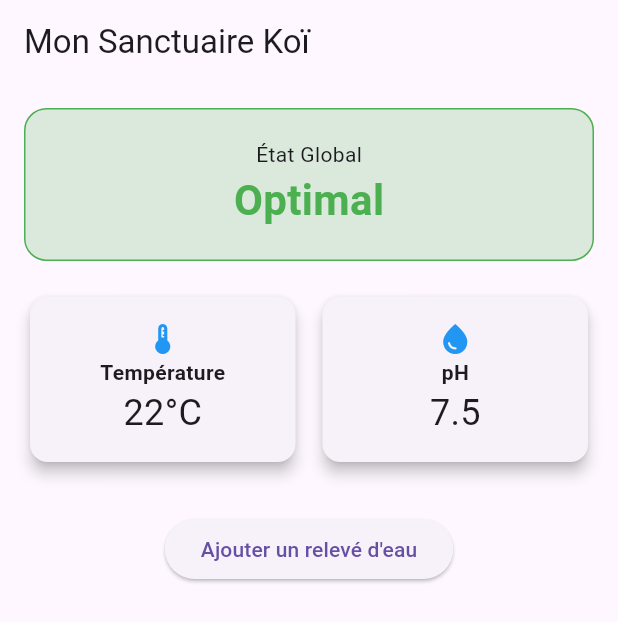
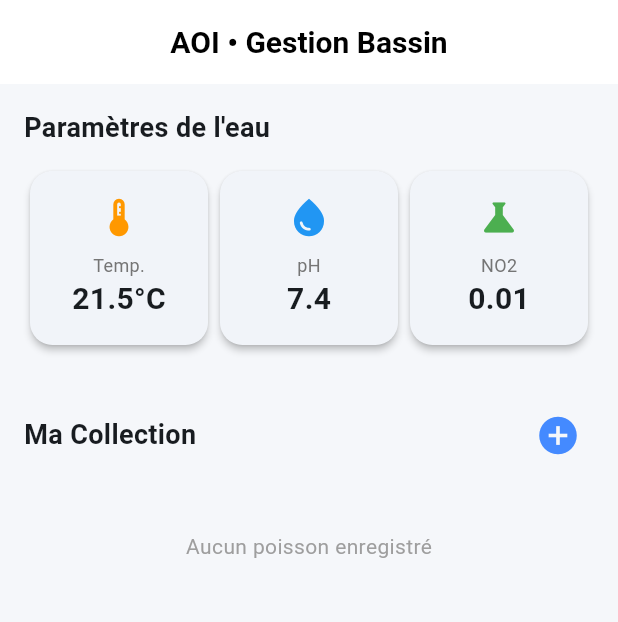
Before and after one commit to Laskoru/aoi, a Flutter app: the screen it shows after launch, on a phone screen of 412 x 824 dp. Shown: the top 622 px of the screen. Run offline on Flutter 3.47's test engine with Material 3 defaults, Android fonts, the phone set to English and light mode, and no system bars.

Commit message:
Premier jet Aoi

```diff
--- a/lib/main.dart
+++ b/lib/main.dart
@@ -1,138 +1,63 @@
 import 'package:flutter/material.dart';
 
-void main() => runApp(Aoi());
+// Importation de tes écrans
+// Assure-toi que ces fichiers existent bien dans lib/screens/
+import 'package:aoi/screens/dashboard_screen.dart';
+import 'package:aoi/screens/add_koi_screen.dart';
 
-class Aoi extends StatelessWidget {
+void main() {
+  // Optionnel : garantit que les services Flutter sont prêts avant le lancement
+  WidgetsFlutterBinding.ensureInitialized();
+  runApp(const AoiApp());
+}
+
+class AoiApp extends StatelessWidget {
+  const AoiApp({super.key});
+
   @override
   Widget build(BuildContext context) {
     return MaterialApp(
-      theme: ThemeData(primarySwatch: Colors.blue, useMaterial3: true),
-      home: DashboardBassin(),
+      title: 'Aoi Koï Manager',
+      debugShowCheckedModeBanner: false,
+
+      // Configuration du thème (Style Premium / Zen)
+      theme: ThemeData(
+        useMaterial3: true,
+        colorScheme: ColorScheme.fromSeed(
+          seedColor: const Color(0xFF0077B6), // Un beau bleu profond
+          brightness: Brightness.light,
+        ),
+
+        // Personnalisation de l'AppBar pour tout le projet
+        appBarTheme: const AppBarTheme(
+          centerTitle: true,
+          backgroundColor: Colors.white,
+          elevation: 0,
+          titleTextStyle: TextStyle(
+            color: Colors.black,
+            fontSize: 20,
+            fontWeight: FontWeight.bold,
+          ),
+          iconTheme: IconThemeData(color: Colors.black),
+        ),
+
+        // Style des boutons
+        elevatedButtonTheme: ElevatedButtonThemeData(
+          style: ElevatedButton.styleFrom(
+            padding: const EdgeInsets.symmetric(vertical: 15),
+            shape: RoundedRectangleBorder(
+              borderRadius: BorderRadius.circular(12),
+            ),
+          ),
+        ),
+      ),
+
+      // Définition de la page de démarrage
+      home: DashboardScreen(),
+
+      // Système de navigation par routes (optionnel mais recommandé pour les revenus)
+      // Cela permet de structurer les accès aux futures pages Premium
+      routes: {'/add-koi': (context) => AddKoiScreen()},
     );
   }
 }
-
-class DashboardBassin extends StatelessWidget {
-  @override
-  Widget build(BuildContext context) {
-    return Scaffold(
-      appBar: AppBar(title: Text("Mon Sanctuaire Koï")),
-      body: Padding(
-        padding: const EdgeInsets.all(16.0),
-        child: Column(
-          children: [
-            // Carte État de Santé
-            _buildStatusCard("État Global", "Optimal", Colors.green),
-            SizedBox(height: 20),
-            // Ligne avec Température et pH
-            Row(
-              children: [
-                Expanded(
-                  child: _buildMetricCard(
-                    "Température",
-                    "22°C",
-                    Icons.thermostat,
-                  ),
-                ),
-                SizedBox(width: 10),
-                Expanded(
-                  child: _buildMetricCard("pH", "7.5", Icons.water_drop),
-                ),
-              ],
-            ),
-            SizedBox(height: 30),
-            // Bouton Action (Futur revenu : Acheter des tests ou nourriture)
-            ElevatedButton(
-              onPressed: () {},
-              child: Text("Ajouter un relevé d'eau"),
-            ),
-          ],
-        ),
-      ),
-    );
-  }
-
-  // Widget réutilisable pour les cartes
-  Widget _buildMetricCard(String title, String value, IconData icon) {
-    return Card(
-      elevation: 4,
-      child: Padding(
-        padding: const EdgeInsets.all(16.0),
-        child: Column(
-          children: [
-            Icon(icon, color: Colors.blue),
-            Text(title, style: TextStyle(fontWeight: FontWeight.bold)),
-            Text(value, style: TextStyle(fontSize: 24)),
-          ],
-        ),
-      ),
-    );
-  }
-
-  Widget _buildStatusCard(String title, String status, Color color) {
-    return Container(
-      width: double.infinity,
-      padding: EdgeInsets.all(20),
-      decoration: BoxDecoration(
-        color: color.withOpacity(0.2),
-        borderRadius: BorderRadius.circular(15),
-        border: Border.all(color: color),
-      ),
-      child: Column(
-        children: [
-          Text(title),
-          Text(
-            status,
-            style: TextStyle(
-              fontSize: 28,
-              fontWeight: FontWeight.bold,
-              color: color,
-            ),
-          ),
-        ],
-      ),
-    );
-  }
-}
-
-void _afficherFormulaireAjout(BuildContext context) {
-  showModalBottomSheet(
-    context: context,
-    isScrollControlled: true,
-    builder: (context) => Padding(
-      padding: EdgeInsets.only(
-        bottom: MediaQuery.of(context).viewInsets.bottom,
-        left: 20,
-        right: 20,
-        top: 20,
-      ),
-      child: Column(
-        mainAxisSize: MainAxisSize.min,
-        children: [
-          Text(
-            "Ajouter un nouveau Koï",
-            style: TextStyle(fontSize: 20, fontWeight: FontWeight.bold),
-          ),
-          TextField(
-            decoration: InputDecoration(labelText: "Surnom du poisson"),
-          ),
-          TextField(
-            decoration: InputDecoration(
-              labelText: "Variété (Kohaku, Showa...)",
-            ),
-          ),
-          TextField(
-            decoration: InputDecoration(labelText: "Taille actuelle (cm)"),
-            keyboardType: TextInputType.number,
-          ),
-          SizedBox(height: 20),
-          ElevatedButton(
-            onPressed: () => Navigator.pop(context),
-            child: Text("Enregistrer dans le bassin"),
-          ),
-          SizedBox(height: 20),
-        ],
-      ),
-    ),
-  );
-}
--- /dev/null
+++ b/lib/screens/dashboard_screen.dart
@@ -0,0 +1,88 @@
+import 'package:flutter/material.dart';
+import '../widgets/metric_card.dart';
+import 'add_koi_screen.dart';
+
+class DashboardScreen extends StatelessWidget {
+  @override
+  Widget build(BuildContext context) {
+    return Scaffold(
+      backgroundColor: Color(0xFFF5F7FA),
+      appBar: AppBar(
+        title: Text(
+          "AOI • Gestion Bassin",
+          style: TextStyle(fontWeight: FontWeight.bold),
+        ),
+        centerTitle: true,
+      ),
+      body: ListView(
+        padding: EdgeInsets.all(16),
+        children: [
+          Text(
+            "Paramètres de l'eau",
+            style: TextStyle(fontSize: 18, fontWeight: FontWeight.bold),
+          ),
+          SizedBox(height: 12),
+          Row(
+            children: [
+              Expanded(
+                child: MetricCard(
+                  title: "Temp.",
+                  value: "21.5°C",
+                  icon: Icons.thermostat,
+                  color: Colors.orange,
+                ),
+              ),
+              Expanded(
+                child: MetricCard(
+                  title: "pH",
+                  value: "7.4",
+                  icon: Icons.water_drop,
+                  color: Colors.blue,
+                ),
+              ),
+              Expanded(
+                child: MetricCard(
+                  title: "NO2",
+                  value: "0.01",
+                  icon: Icons.science,
+                  color: Colors.green,
+                ),
+              ),
+            ],
+          ),
+          SizedBox(height: 32),
+          Row(
+            mainAxisAlignment: MainAxisAlignment.spaceBetween,
+            children: [
+              Text(
+                "Ma Collection",
+                style: TextStyle(fontSize: 18, fontWeight: FontWeight.bold),
+              ),
+              IconButton(
+                icon: Icon(
+                  Icons.add_circle,
+                  color: Colors.blueAccent,
+                  size: 30,
+                ),
+                onPressed: () => Navigator.push(
+                  context,
+                  MaterialPageRoute(builder: (context) => AddKoiScreen()),
+                ),
+              ),
+            ],
+          ),
+          // Liste vide pour l'instant
+          Center(
+            child: Padding(
+              padding: const EdgeInsets.all(40.0),
+              child: Text(
+                "Aucun poisson enregistré",
+                style: TextStyle(color: Colors.grey),
+              ),
+            ),
+          ),
+        ],
+      ),
+    );
+  }
+}
--- /dev/null
+++ b/lib/widgets/metric_card.dart
@@ -0,0 +1,40 @@
+import 'package:flutter/material.dart';
+
+class MetricCard extends StatelessWidget {
+  final String title;
+  final String value;
+  final IconData icon;
+  final Color color;
+
+  MetricCard({
+    required this.title,
+    required this.value,
+    required this.icon,
+    this.color = Colors.blue,
+  });
+
+  @override
+  Widget build(BuildContext context) {
+    return Card(
+      elevation: 2,
+      shape: RoundedRectangleBorder(borderRadius: BorderRadius.circular(15)),
+      child: Padding(
+        padding: const EdgeInsets.all(16.0),
+        child: Column(
+          children: [
+            Icon(icon, color: color, size: 30),
+            SizedBox(height: 8),
+            Text(
+              title,
+              style: TextStyle(color: Colors.grey[600], fontSize: 12),
+            ),
+            Text(
+              value,
+              style: TextStyle(fontSize: 20, fontWeight: FontWeight.bold),
+            ),
+          ],
+        ),
+      ),
+    );
+  }
+}
```
Also changed, not shown: lib/models.dart (+20 -0 lines), lib/models/koi.dart (added, +21 -0 lines), lib/screens/add_koi_screen.dart (added, +65 -0 lines).
